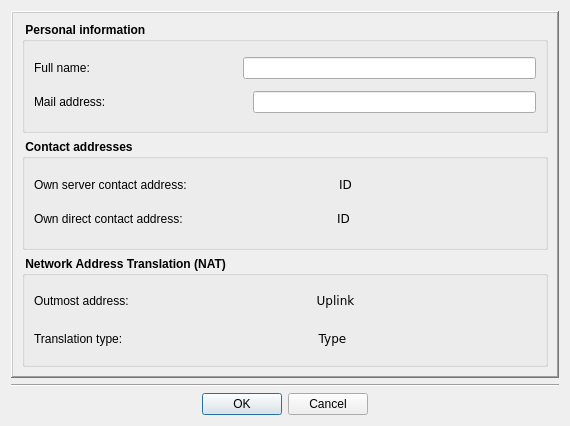
The window that Homer/forms/Dialogs/IdentityDialog.ui (Homer-Conferencing/Homer-Conferencing) describes before a commit, drawn with Qt 5.
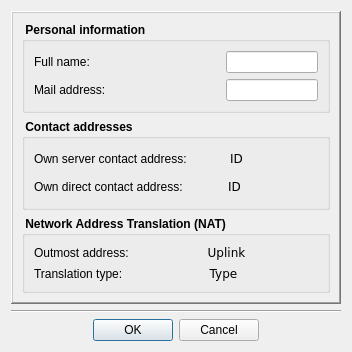
The same window after the commit. Icons and pictures are not drawn.

Patch:
```diff
--- a/Homer/forms/Dialogs/IdentityDialog.ui
+++ b/Homer/forms/Dialogs/IdentityDialog.ui
@@ -6,16 +6,10 @@
    <rect>
     <x>0</x>
     <y>0</y>
-    <width>570</width>
-    <height>426</height>
+    <width>352</width>
+    <height>329</height>
    </rect>
   </property>
-  <property name="sizePolicy">
-   <sizepolicy hsizetype="Preferred" vsizetype="Preferred">
-    <horstretch>0</horstretch>
-    <verstretch>0</verstretch>
-   </sizepolicy>
-  </property>
   <property name="windowTitle">
    <string>Edit own identity</string>
   </property>
@@ -69,11 +63,11 @@
           <layout class="QHBoxLayout" stretch="0,1,2">
            <item>
             <widget class="QLabel" name="mLbName">
-             <property name="sizePolicy">
-              <sizepolicy hsizetype="Fixed" vsizetype="Fixed">
-               <horstretch>0</horstretch>
-               <verstretch>0</verstretch>
-              </sizepolicy>
+             <property name="minimumSize">
+              <size>
+               <width>140</width>
+               <height>0</height>
+              </size>
              </property>
              <property name="font">
               <font>
@@ -121,11 +115,11 @@
           <layout class="QHBoxLayout" stretch="0,1,2">
            <item>
             <widget class="QLabel" name="mLbMail">
-             <property name="sizePolicy">
-              <sizepolicy hsizetype="Fixed" vsizetype="Fixed">
-               <horstretch>0</horstretch>
-               <verstretch>0</verstretch>
-              </sizepolicy>
+             <property name="minimumSize">
+              <size>
+               <width>140</width>
+               <height>0</height>
+              </size>
              </property>
              <property name="font">
               <font>
@@ -188,12 +182,6 @@
           <layout class="QHBoxLayout" name="_2" stretch="0,2,0,0,0">
            <item>
             <widget class="QLabel" name="mLbDescId_2">
-             <property name="sizePolicy">
-              <sizepolicy hsizetype="Fixed" vsizetype="Fixed">
-               <horstretch>0</horstretch>
-               <verstretch>0</verstretch>
-              </sizepolicy>
-             </property>
              <property name="font">
               <font>
                <weight>50</weight>
@@ -288,12 +276,6 @@
           <layout class="QHBoxLayout" stretch="0,2,0,0,0">
            <item>
             <widget class="QLabel" name="mLbDescId">
-             <property name="sizePolicy">
-              <sizepolicy hsizetype="Fixed" vsizetype="Fixed">
-               <horstretch>0</horstretch>
-               <verstretch>0</verstretch>
-              </sizepolicy>
-             </property>
              <property name="font">
               <font>
                <weight>50</weight>
@@ -403,12 +385,6 @@
           <layout class="QHBoxLayout" name="horizontalLayout" stretch="0,2">
            <item>
             <widget class="QLabel" name="mLbNatAdrDesAdr">
-             <property name="sizePolicy">
-              <sizepolicy hsizetype="Fixed" vsizetype="Minimum">
-               <horstretch>0</horstretch>
-               <verstretch>0</verstretch>
-              </sizepolicy>
-             </property>
              <property name="font">
               <font>
                <weight>50</weight>
@@ -449,12 +425,6 @@
           <layout class="QHBoxLayout" name="horizontalLayout_2" stretch="0,2">
            <item>
             <widget class="QLabel" name="mLbNatTypeDesc">
-             <property name="sizePolicy">
-              <sizepolicy hsizetype="Fixed" vsizetype="Fixed">
-               <horstretch>0</horstretch>
-               <verstretch>0</verstretch>
-              </sizepolicy>
-             </property>
              <property name="font">
               <font>
                <weight>50</weight>
```
